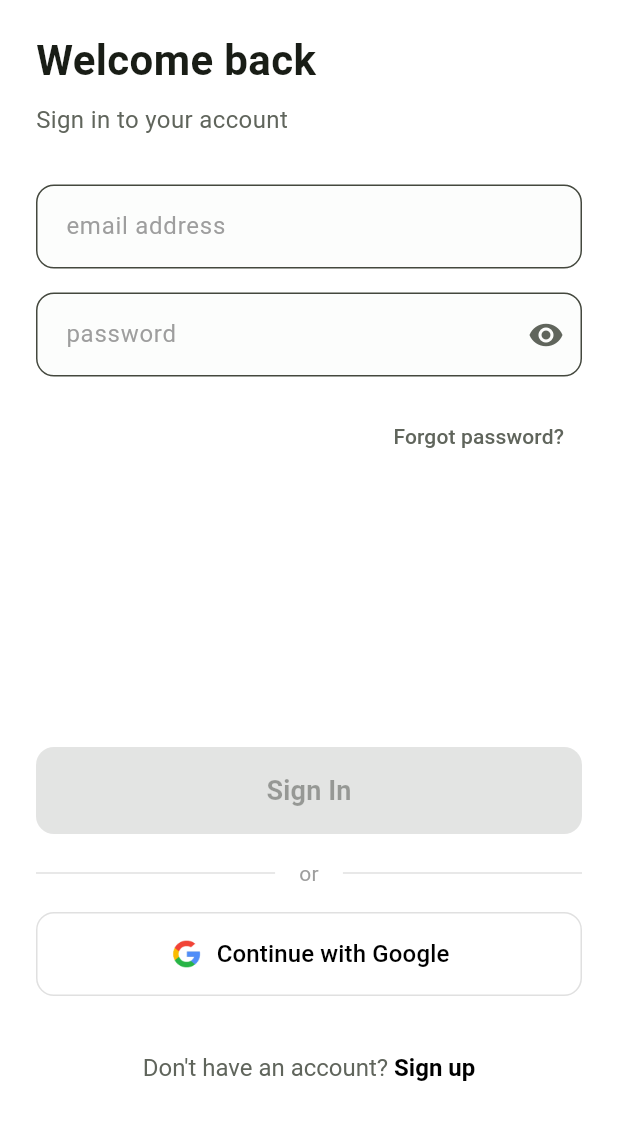
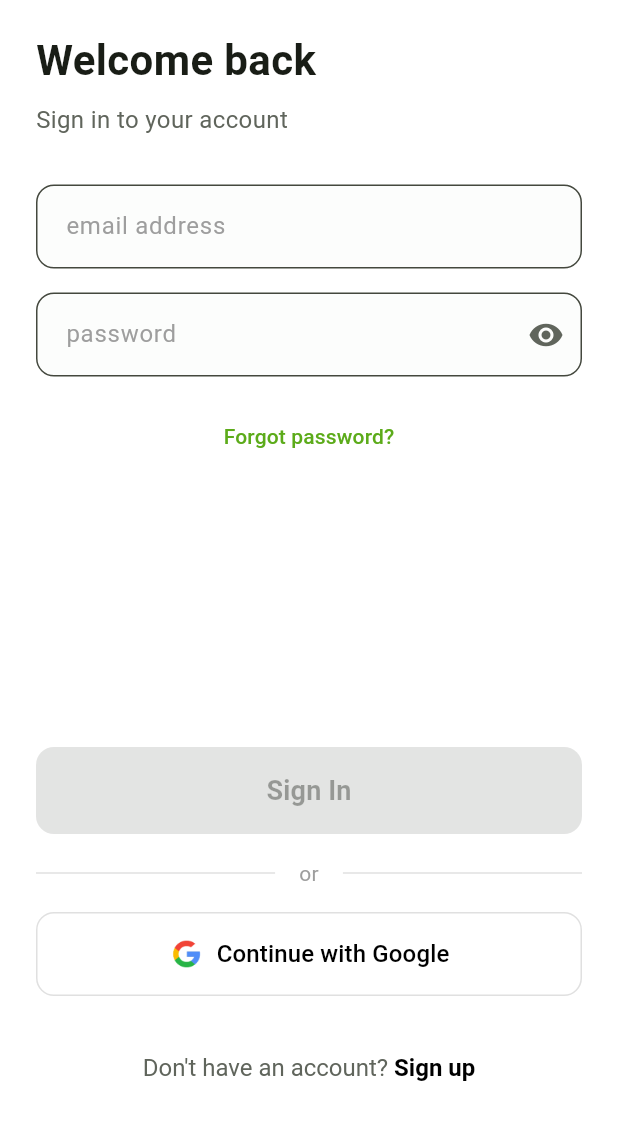
Before and after one commit to Kingjohneycodey/foodey, a Flutter app: the LoginScreen screen opened by its route, on a phone screen of 412 x 824 dp, the part 96-1236 px from its top. Run offline on Flutter 3.47's test engine with Material 3 defaults, Android fonts, the phone set to English and light mode, and no system bars; our stand-ins replace flutter_riverpod, go_router; Roboto replaces fonts that are missing (Arial).

Commit message:
updated forgot password color and alignment

```diff
--- a/lib/features/auth/view/login_screen.dart
+++ b/lib/features/auth/view/login_screen.dart
@@ -183,14 +183,14 @@ class _LoginScreenState extends State<LoginScreen> {
 
               // Forgot password
               Align(
-                alignment: Alignment.centerRight,
+                alignment: Alignment.center,
                 child: TextButton(
                   onPressed: () {
                     // Handle forgot password
                   },
                   child: const Text(
                     'Forgot password?',
-                    style: TextStyle(color: Color(0xFF60655C), fontSize: 14),
+                    style: TextStyle(color: AppColors.primary, fontSize: 14),
                   ),
                 ),
               ),
```
